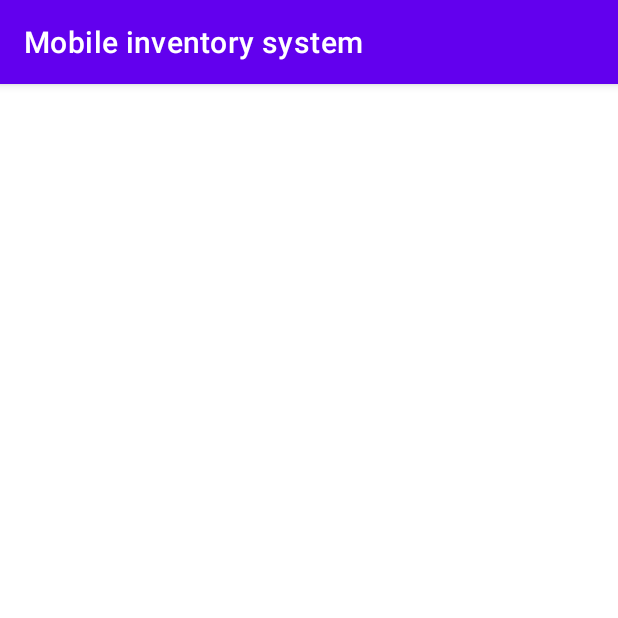
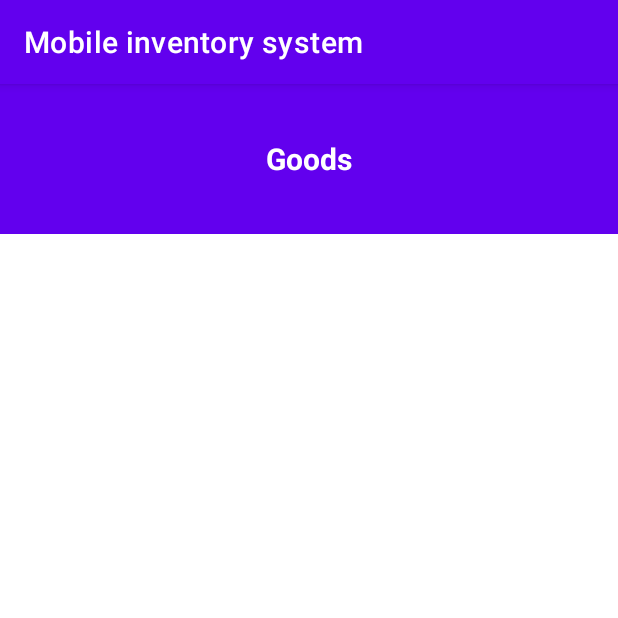
Before and after one commit to MaciejNajman/Mobilny-system-inwentaryzacji, an Android app: the screen it shows after launch (ListItemsActivity), after a tap on "LIST OF SCANNED ITEMS", on a phone screen of 412 x 824 dp, the top half of it. Run offline under Robolectric (Android 15) with nearby library versions, the phone set to English and light mode, and no system bars; libraries missing offline, so code that uses them is left out: com.budiyev.android; 5 statements that could not run were skipped.

Commit message:
Czwarty commit
Dodanie nagłówka listy towarów. Zmiana i dodanie komentarzy w kodzie.

```diff
--- a/app/src/main/java/com/example/mobilnysysteminwentaryzacji/ListItemsActivity.kt
+++ b/app/src/main/java/com/example/mobilnysysteminwentaryzacji/ListItemsActivity.kt
@@ -1,6 +1,7 @@
 package com.example.mobilnysysteminwentaryzacji
 
 import android.os.Bundle
+import android.view.View
 import android.widget.ArrayAdapter
 import android.widget.ListView
 import androidx.appcompat.app.AppCompatActivity
@@ -13,6 +14,11 @@ class ListItemsActivity : AppCompatActivity() {
 
         val listView = findViewById<ListView>(R.id.listView)
 
+        //dodawanie nagłówka do listy towarów
+        val header: View = layoutInflater.inflate(R.layout.header_view, null)
+        listView.addHeaderView(header)
+
+        //jesli qrScans nie jest null to przenies dane do qrCodes
         if(intent.getStringArrayListExtra("qrScans") != null) {
             val qrCodes: MutableList<String> = intent.getStringArrayListExtra("qrScans")!!
 
@@ -27,8 +33,8 @@ class ListItemsActivity : AppCompatActivity() {
 
             listView.adapter = arrayAdapter
             //Podsumowanie
-            //Wyświetla listę, po zeskanowaniu wyswietla alert czy dodac towar do listy.
-            //Trzeba dodać porównywanie Inventory (lista towarów w magazynie) z QRScans (lista towarów zeskanowanych) i "Potwierdzono istnienie". Header do listy?
+            //Wyświetla listę, po zeskanowaniu wyswietla alert czy dodac towar do listy. Lista towarów ma nagłówek "Towary".
+            //Trzeba dodać porównywanie Inventory (lista towarów w magazynie) z QRScans (lista towarów zeskanowanych) i "Potwierdzono istnienie".
         }
     }
 }
--- a/app/src/main/java/com/example/mobilnysysteminwentaryzacji/MainActivity.kt
+++ b/app/src/main/java/com/example/mobilnysysteminwentaryzacji/MainActivity.kt
@@ -102,6 +102,7 @@ class MainActivity : AppCompatActivity() {
             }
         }
 
+        //przycisk do wyświetlania listy towarów
         findViewById<Button>(R.id.button_1)
             .setOnClickListener {
                 //Log.d("BUTTONS", "User tapped the button_1")
```
